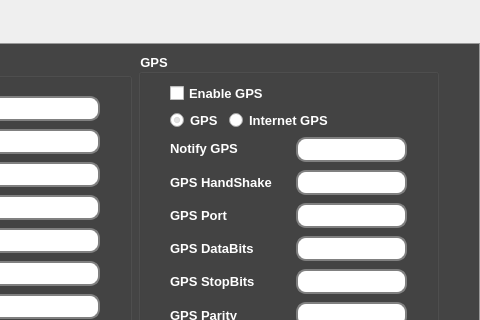
Before: the Qt Designer form ui/main.ui in DevGuruPro/rfid-python, drawn with Qt 5; both pictures show x 319 to 799 and y 0 to 320 of the 799 by 586 pixel window.
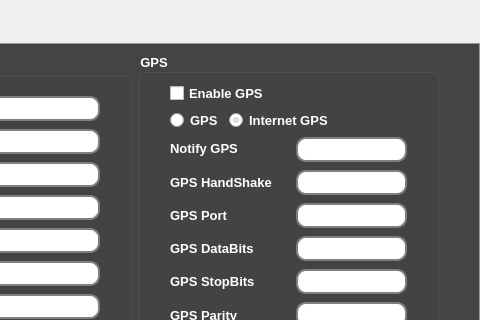
After: the same form once the commit is applied. The open tabs and pages were chosen to show the change. Icons and pictures are not drawn.

```diff
--- a/ui/main.ui
+++ b/ui/main.ui
@@ -717,7 +717,7 @@
                        <string>GPS</string>
                       </property>
                       <property name="checked">
-                       <bool>true</bool>
+                       <bool>false</bool>
                       </property>
                      </widget>
                     </item>
@@ -738,6 +738,9 @@
                       <property name="text">
                        <string>Internet GPS</string>
                       </property>
+                      <property name="checked">
+                       <bool>true</bool>
+                      </property>
                      </widget>
                     </item>
                    </layout>
```
Left out of the diff: 8 changed lines with no effect on the pictures.
